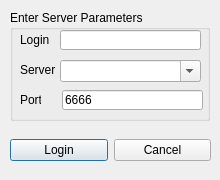
Qt form Unix/comm_nt/loginform.ui (thebruno/comm-nt) before a commit.
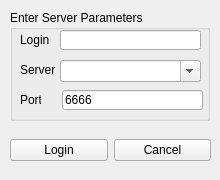
The same form after that commit. Icons and pictures are not drawn.

Patch:
```diff
--- a/Unix/comm_nt/loginform.ui
+++ b/Unix/comm_nt/loginform.ui
@@ -48,6 +48,9 @@
        <iconset resource="resources.qrc">
         <normaloff>:/icons/ok.ico</normaloff>:/icons/ok.ico</iconset>
       </property>
+      <property name="autoDefault">
+       <bool>false</bool>
+      </property>
      </widget>
     </item>
     <item>
@@ -59,6 +62,9 @@
        <iconset resource="resources.qrc">
         <normaloff>:/icons/cancel.ico</normaloff>:/icons/cancel.ico</iconset>
       </property>
+      <property name="autoDefault">
+       <bool>false</bool>
+      </property>
      </widget>
     </item>
    </layout>
```
